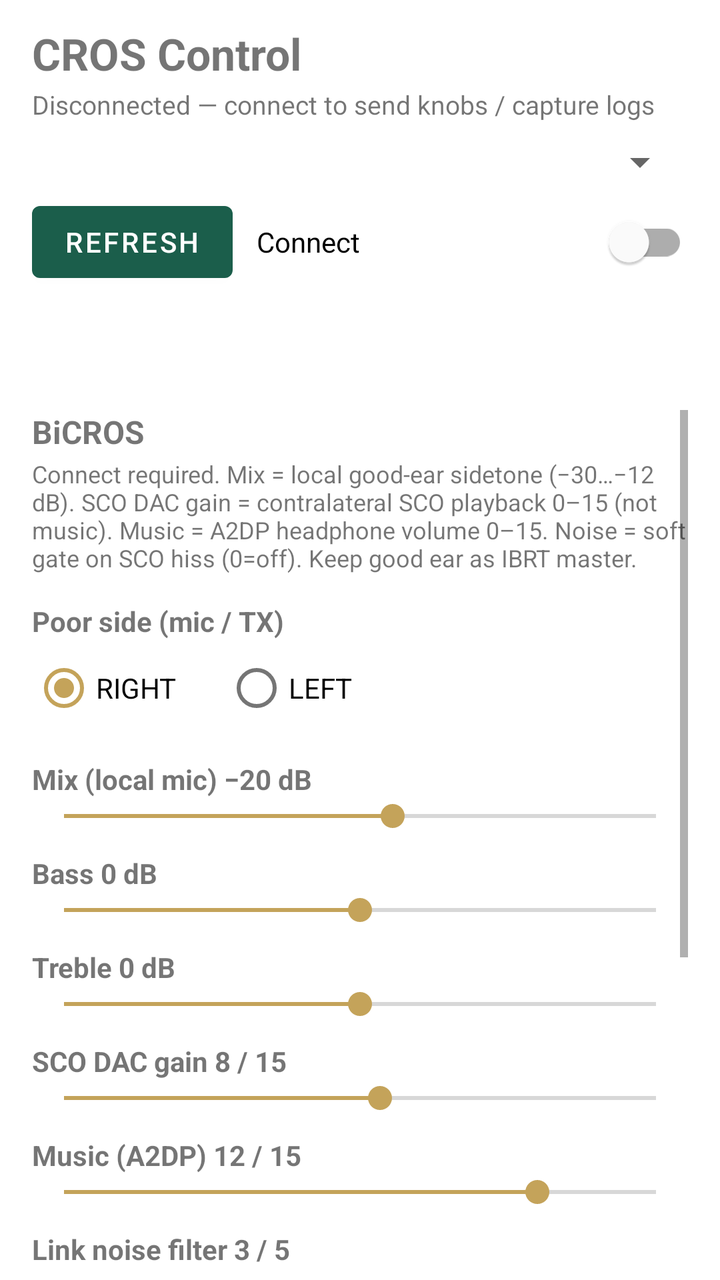
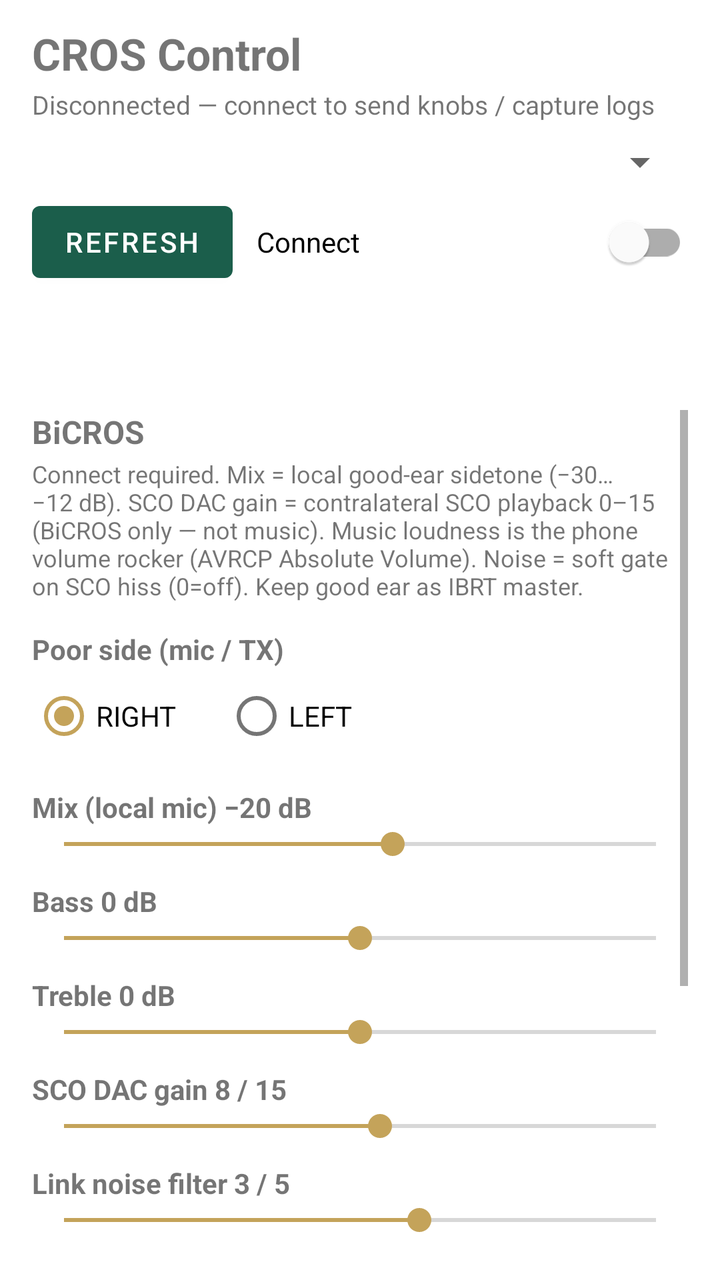

Two renders of the same Android screen: before a commit and after it. Below are the layout's source before the change and the commit's diff.
<!-- AndroidManifest.xml: application theme Theme.CrosLog -->
<!-- res/layout/activity_main.xml -->
<?xml version="1.0" encoding="utf-8"?>
<LinearLayout xmlns:android="http://schemas.android.com/apk/res/android"
    xmlns:app="http://schemas.android.com/apk/res-auto"
    android:layout_width="match_parent"
    android:layout_height="match_parent"
    android:orientation="vertical"
    android:paddingHorizontal="16dp"
    android:paddingTop="12dp"
    android:paddingBottom="8dp">

    
    <TextView
        android:id="@+id/titleText"
        android:layout_width="match_parent"
        android:layout_height="wrap_content"
        android:text="@string/app_name"
        android:textSize="22sp"
        android:textStyle="bold" />

    <TextView
        android:id="@+id/statusText"
        android:layout_width="match_parent"
        android:layout_height="wrap_content"
        android:layout_marginTop="2dp"
        android:text="@string/status_idle"
        android:textSize="13sp" />

    <Spinner
        android:id="@+id/deviceSpinner"
        android:layout_width="match_parent"
        android:layout_height="wrap_content"
        android:layout_marginTop="8dp" />

    <LinearLayout
        android:layout_width="match_parent"
        android:layout_height="wrap_content"
        android:layout_marginTop="4dp"
        android:gravity="center_vertical"
        android:orientation="horizontal">

        <Button
            android:id="@+id/refreshButton"
            android:layout_width="wrap_content"
            android:layout_height="wrap_content"
            android:text="@string/refresh" />

        <com.google.android.material.switchmaterial.SwitchMaterial
            android:id="@+id/loggingSwitch"
            android:layout_width="0dp"
            android:layout_height="wrap_content"
            android:layout_marginStart="12dp"
            android:layout_weight="1"
            android:checked="false"
            android:text="@string/logging_toggle" />
    </LinearLayout>

    <com.google.android.material.tabs.TabLayout
        android:id="@+id/tabLayout"
        android:layout_width="match_parent"
        android:layout_height="wrap_content"
        android:layout_marginTop="8dp"
        app:tabGravity="fill"
        app:tabMode="fixed"
        app:tabIndicatorFullWidth="true" />

    <FrameLayout
        android:layout_width="match_parent"
        android:layout_height="0dp"
        android:layout_marginTop="4dp"
        android:layout_weight="1">

        
        <ScrollView
            android:id="@+id/controlsPanel"
            android:layout_width="match_parent"
            android:layout_height="match_parent"
            android:fillViewport="true">

            <LinearLayout
                android:layout_width="match_parent"
                android:layout_height="wrap_content"
                android:orientation="vertical"
                android:paddingBottom="16dp">

                <TextView
                    android:layout_width="match_parent"
                    android:layout_height="wrap_content"
                    android:text="@string/knobs_title"
                    android:textSize="16sp"
                    android:textStyle="bold" />

                <TextView
                    android:layout_width="match_parent"
                    android:layout_height="wrap_content"
                    android:layout_marginTop="2dp"
                    android:text="@string/knobs_hint"
                    android:textSize="12sp" />

                <TextView
                    android:layout_width="match_parent"
                    android:layout_height="wrap_content"
                    android:layout_marginTop="14dp"
                    android:text="@string/poor_side_label"
                    android:textStyle="bold" />

                <RadioGroup
                    android:id="@+id/poorSideGroup"
                    android:layout_width="match_parent"
                    android:layout_height="wrap_content"
                    android:orientation="horizontal">

                    <RadioButton
                        android:id="@+id/poorRight"
                        android:layout_width="wrap_content"
                        android:layout_height="wrap_content"
                        android:checked="true"
                        android:text="@string/poor_right" />

                    <RadioButton
                        android:id="@+id/poorLeft"
                        android:layout_width="wrap_content"
                        android:layout_height="wrap_content"
                        android:layout_marginStart="24dp"
                        android:text="@string/poor_left" />
                </RadioGroup>

                <TextView
                    android:id="@+id/mixLabel"
                    android:layout_width="match_parent"
                    android:layout_height="wrap_content"
                    android:layout_marginTop="12dp"
                    android:text="@string/mix_label"
                    android:textStyle="bold" />

                    <SeekBar
                        android:id="@+id/mixSeek"
                        android:layout_width="match_parent"
                        android:layout_height="wrap_content"
                        android:max="9"
                        android:progress="5" />

                <TextView
                    android:id="@+id/bassLabel"
                    android:layout_width="match_parent"
                    android:layout_height="wrap_content"
                    android:layout_marginTop="10dp"
                    android:text="@string/bass_label"
                    android:textStyle="bold" />

                <SeekBar
                    android:id="@+id/bassSeek"
                    android:layout_width="match_parent"
                    android:layout_height="wrap_content"
                    android:max="12"
                    android:progress="6" />

                <TextView
                    android:id="@+id/trebleLabel"
                    android:layout_width="match_parent"
                    android:layout_height="wrap_content"
                    android:layout_marginTop="10dp"
                    android:text="@string/treble_label"
                    android:textStyle="bold" />

                <SeekBar
                    android:id="@+id/trebleSeek"
                    android:layout_width="match_parent"
                    android:layout_height="wrap_content"
                    android:max="12"
                    android:progress="6" />

                <TextView
                    android:id="@+id/volLabel"
                    android:layout_width="match_parent"
                    android:layout_height="wrap_content"
                    android:layout_marginTop="10dp"
                    android:text="@string/vol_label"
                    android:textStyle="bold" />

                <SeekBar
                    android:id="@+id/volSeek"
                    android:layout_width="match_parent"
                    android:layout_height="wrap_content"
                    android:max="15"
                    android:progress="8" />

                <TextView
                    android:id="@+id/a2dpLabel"
                    android:layout_width="match_parent"
                    android:layout_height="wrap_content"
                    android:layout_marginTop="10dp"
                    android:text="@string/a2dp_label"
                    android:textStyle="bold" />

                <SeekBar
                    android:id="@+id/a2dpSeek"
                    android:layout_width="match_parent"
                    android:layout_height="wrap_content"
                    android:max="15"
                    android:progress="12" />

                <TextView
                    android:id="@+id/noiseLabel"
                    android:layout_width="match_parent"
                    android:layout_height="wrap_content"
                    android:layout_marginTop="10dp"
                    android:text="@string/noise_label"
                    android:textStyle="bold" />

                <SeekBar
                    android:id="@+id/noiseSeek"
                    android:layout_width="match_parent"
                    android:layout_height="wrap_content"
                    android:max="5"
                    android:progress="3" />

                <LinearLayout
                    android:layout_width="match_parent"
                    android:layout_height="wrap_content"
                    android:layout_marginTop="12dp"
                    android:orientation="horizontal">

                    <Button
                        android:id="@+id/applyCfgButton"
                        android:layout_width="0dp"
                        android:layout_height="wrap_content"
                        android:layout_weight="1"
                        android:text="@string/apply_cfg" />

                    <Button
                        android:id="@+id/getCfgButton"
                        android:layout_width="0dp"
                        android:layout_height="wrap_content"
                        android:layout_marginStart="8dp"
                        android:layout_weight="1"
                        android:text="@string/get_cfg" />
                </LinearLayout>

                <View
                    android:layout_width="match_parent"
                    android:layout_height="1dp"
                    android:layout_marginTop="20dp"
                    android:layout_marginBottom="12dp"
                    android:background="?android:attr/listDivider" />

                <TextView
                    android:layout_width="match_parent"
                    android:layout_height="wrap_content"
                    android:text="@string/advanced_title"
                    android:textSize="16sp"
                    android:textStyle="bold" />

                <TextView
                    android:layout_width="match_parent"
                    android:layout_height="wrap_content"
                    android:layout_marginTop="2dp"
                    android:text="@string/sco_hint"
                    android:textSize="12sp" />

                <Button
                    android:id="@+id/scoButton"
                    android:layout_width="wrap_content"
                    android:layout_height="wrap_content"
                    android:layout_marginTop="8dp"
                    android:text="@string/sco_start" />
            </LinearLayout>
        </ScrollView>

        
        <LinearLayout
            android:id="@+id/logsPanel"
            android:layout_width="match_parent"
            android:layout_height="match_parent"
            android:orientation="vertical"
            android:visibility="gone">

            <LinearLayout
                android:layout_width="match_parent"
                android:layout_height="wrap_content"
                android:gravity="center_vertical"
                android:orientation="horizontal">

                <TextView
                    android:id="@+id/logCountText"
                    android:layout_width="0dp"
                    android:layout_height="wrap_content"
                    android:layout_weight="1"
                    android:text="@string/log_count_zero"
                    android:textSize="12sp" />

                <Button
                    android:id="@+id/shareButton"
                    android:layout_width="wrap_content"
                    android:layout_height="wrap_content"
                    android:text="@string/share" />

                <Button
                    android:id="@+id/clearButton"
                    android:layout_width="wrap_content"
                    android:layout_height="wrap_content"
                    android:layout_marginStart="8dp"
                    android:text="@string/clear" />
            </LinearLayout>

            <ScrollView
                android:id="@+id/logScroll"
                android:layout_width="match_parent"
                android:layout_height="0dp"
                android:layout_marginTop="6dp"
                android:layout_weight="1"
                android:background="#111111"
                android:fillViewport="true"
                android:padding="8dp">

                <TextView
                    android:id="@+id/logView"
                    android:layout_width="match_parent"
                    android:layout_height="wrap_content"
                    android:fontFamily="monospace"
                    android:textColor="#B8F0C8"
                    android:textIsSelectable="true"
                    android:textSize="11sp" />
            </ScrollView>
        </LinearLayout>
    </FrameLayout>
</LinearLayout>
<!-- resources referenced by this layout -->
<resources>
  <string name="a2dp_label">Music (A2DP) 12 / 15</string>
  <string name="advanced_title">Advanced</string>
  <string name="app_name">CROS Control</string>
  <string name="apply_cfg">Apply</string>
  <string name="bass_label">Bass 0 dB</string>
  <string name="clear">Clear</string>
  <string name="get_cfg">Get from buds</string>
  <string name="knobs_hint">Connect required. Mix = local good-ear sidetone (−30…−12 dB). SCO DAC gain = contralateral SCO playback 0–15 (not music). Music = A2DP headphone volume 0–15. Noise = soft gate on SCO hiss (0=off). Keep good ear as IBRT master.</string>
  <string name="knobs_title">BiCROS</string>
  <string name="log_count_zero">0 lines</string>
  <string name="logging_toggle">Connect</string>
  <string name="mix_label">Mix (local mic) −20 dB</string>
  <string name="noise_label">Link noise filter 3 / 5</string>
  <string name="poor_left">LEFT</string>
  <string name="poor_right">RIGHT</string>
  <string name="poor_side_label">Poor side (mic / TX)</string>
  <string name="refresh">Refresh</string>
  <string name="sco_hint">Reference only — starts phone HFP SCO. BiCROS level is SCO DAC gain (or bud keys while CROS is on).</string>
  <string name="sco_start">Phone SCO on</string>
  <string name="share">Share</string>
  <string name="status_idle">Disconnected — connect to send knobs / capture logs</string>
  <string name="treble_label">Treble 0 dB</string>
  <string name="vol_label">SCO DAC gain 8 / 15</string>
  <style name="Theme.CrosLog" parent="Theme.MaterialComponents.DayNight.DarkActionBar">
          <item name="colorPrimary">#1B5E4B</item>
          <item name="colorPrimaryVariant">#0F3D31</item>
          <item name="colorOnPrimary">#FFFFFF</item>
          <item name="colorSecondary">#C4A35A</item>
          <item name="android:statusBarColor">#0F3D31</item>
      </style>
</resources>

<!-- the commit's change to res/layout/activity_main.xml (unified diff, before → after) -->
@@ -185,21 +185,6 @@
                     android:progress="8" />
 
                 <TextView
-                    android:id="@+id/a2dpLabel"
-                    android:layout_width="match_parent"
-                    android:layout_height="wrap_content"
-                    android:layout_marginTop="10dp"
-                    android:text="@string/a2dp_label"
-                    android:textStyle="bold" />
-
-                <SeekBar
-                    android:id="@+id/a2dpSeek"
-                    android:layout_width="match_parent"
-                    android:layout_height="wrap_content"
-                    android:max="15"
-                    android:progress="12" />
-
-                <TextView
                     android:id="@+id/noiseLabel"
                     android:layout_width="match_parent"
                     android:layout_height="wrap_content"
<!-- resource entries referenced after the edit -->
@@ -1,13 +1,12 @@
 <!-- resources referenced by this layout -->
 <resources>
-  <string name="a2dp_label">Music (A2DP) 12 / 15</string>
   <string name="advanced_title">Advanced</string>
   <string name="app_name">CROS Control</string>
   <string name="apply_cfg">Apply</string>
   <string name="bass_label">Bass 0 dB</string>
   <string name="clear">Clear</string>
   <string name="get_cfg">Get from buds</string>
-  <string name="knobs_hint">Connect required. Mix = local good-ear sidetone (−30…−12 dB). SCO DAC gain = contralateral SCO playback 0–15 (not music). Music = A2DP headphone volume 0–15. Noise = soft gate on SCO hiss (0=off). Keep good ear as IBRT master.</string>
+  <string name="knobs_hint">Connect required. Mix = local good-ear sidetone (−30…−12 dB). SCO DAC gain = contralateral SCO playback 0–15 (BiCROS only — not music). Music loudness is the phone volume rocker (AVRCP Absolute Volume). Noise = soft gate on SCO hiss (0=off). Keep good ear as IBRT master.</string>
   <string name="knobs_title">BiCROS</string>
   <string name="log_count_zero">0 lines</string>
   <string name="logging_toggle">Connect</string>
